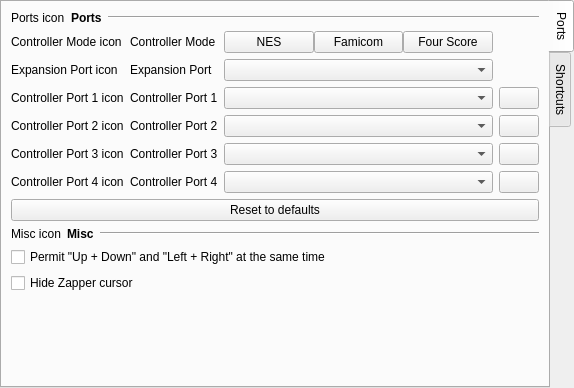
Before: the Qt Designer form src/gui/designer/wdgSettingsInput.ui in punesemu/puNES, drawn with Qt 5.
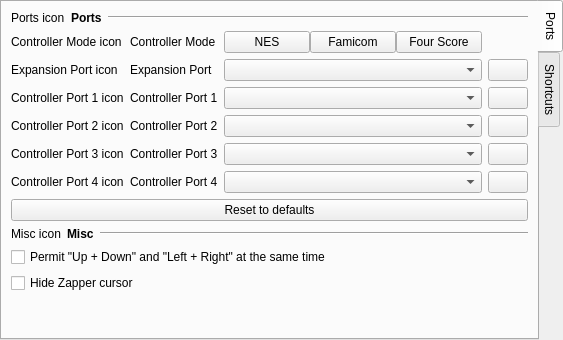
After: the same form once the commit is applied. Icons and pictures are not drawn.

What changed in the file:
```diff
--- a/src/gui/designer/wdgSettingsInput.ui
+++ b/src/gui/designer/wdgSettingsInput.ui
@@ -6,8 +6,8 @@
    <rect>
     <x>0</x>
     <y>0</y>
-    <width>574</width>
-    <height>388</height>
+    <width>563</width>
+    <height>340</height>
    </rect>
   </property>
   <property name="focusPolicy">
@@ -395,6 +395,17 @@
            </property>
           </widget>
          </item>
+         <item row="2" column="3">
+          <widget class="QPushButton" name="pushButton_ep">
+           <property name="text">
+            <string/>
+           </property>
+           <property name="icon">
+            <iconset resource="resources.qrc">
+             <normaloff>:/icon/icons/settings_wrench.svg</normaloff>:/icon/icons/settings_wrench.svg</iconset>
+           </property>
+          </widget>
+         </item>
         </layout>
        </item>
       </layout>
```
